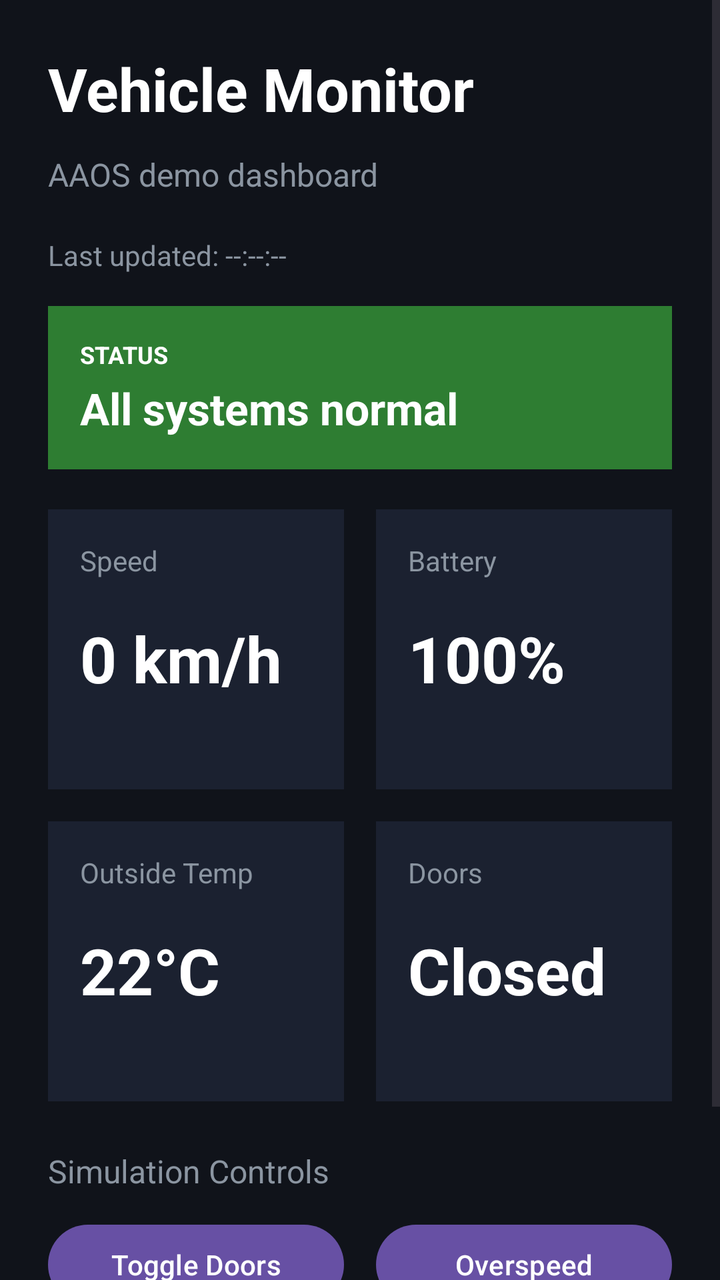
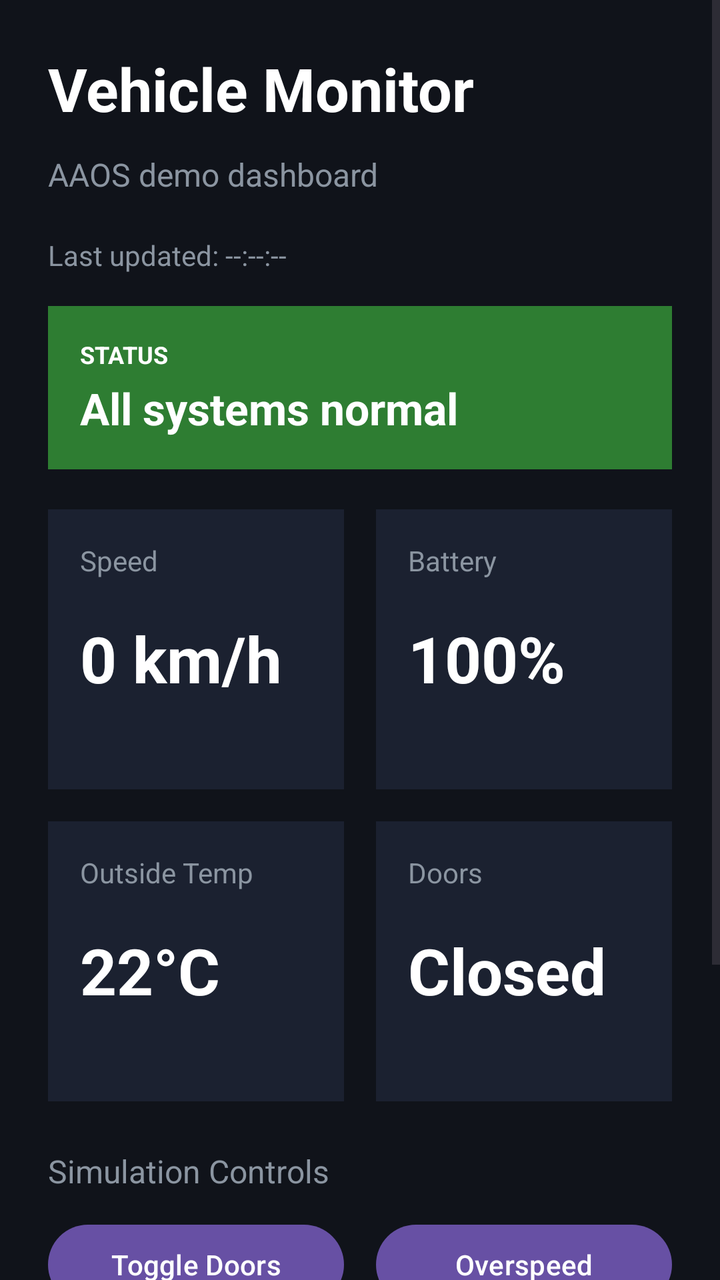

Screens rendered from an Android XML layout before and after an edit, with the pre-edit source and the edit as a unified diff.
<!-- AndroidManifest.xml: application theme Theme.Aaosvehiclemonitor -->
<!-- res/layout/activity_main.xml -->
<?xml version="1.0" encoding="utf-8"?>
<ScrollView xmlns:android="http://schemas.android.com/apk/res/android"
    android:layout_width="match_parent"
    android:layout_height="match_parent"
    android:fillViewport="true"
    android:background="@color/background">

    <LinearLayout
        android:layout_width="match_parent"
        android:layout_height="wrap_content"
        android:orientation="vertical"
        android:padding="24dp">

        <TextView
            android:id="@+id/titleText"
            android:layout_width="wrap_content"
            android:layout_height="wrap_content"
            android:text="Vehicle Monitor"
            android:textColor="@color/white"
            android:textSize="30sp"
            android:textStyle="bold"
            android:layout_marginBottom="12dp" />

        <TextView
            android:id="@+id/subtitleText"
            android:layout_width="wrap_content"
            android:layout_height="wrap_content"
            android:text="AAOS demo dashboard"
            android:textColor="@color/gray"
            android:textSize="16sp"
            android:layout_marginBottom="20dp" />

        <TextView
            android:id="@+id/lastUpdatedText"
            android:layout_width="wrap_content"
            android:layout_height="wrap_content"
            android:text="Last updated: --:--:--"
            android:textColor="@color/gray"
            android:textSize="14sp"
            android:layout_marginBottom="16dp" />

        <LinearLayout
            android:id="@+id/alertBanner"
            android:layout_width="match_parent"
            android:layout_height="wrap_content"
            android:orientation="vertical"
            android:padding="16dp"
            android:background="@color/green"
            android:layout_marginBottom="20dp">

            <TextView
                android:id="@+id/alertTitle"
                android:layout_width="wrap_content"
                android:layout_height="wrap_content"
                android:text="STATUS"
                android:textAllCaps="true"
                android:textColor="@color/white"
                android:textSize="12sp"
                android:textStyle="bold" />

            <TextView
                android:id="@+id/alertMessage"
                android:layout_width="wrap_content"
                android:layout_height="wrap_content"
                android:text="All systems normal"
                android:textColor="@color/white"
                android:textSize="22sp"
                android:textStyle="bold"
                android:layout_marginTop="4dp" />
        </LinearLayout>

        <LinearLayout
            android:layout_width="match_parent"
            android:layout_height="wrap_content"
            android:orientation="horizontal"
            android:weightSum="2"
            android:layout_marginBottom="16dp">

            <LinearLayout
                android:layout_width="0dp"
                android:layout_height="140dp"
                android:layout_marginEnd="8dp"
                android:layout_weight="1"
                android:background="@color/blue"
                android:orientation="vertical"
                android:padding="16dp">

                <TextView
                    android:layout_width="wrap_content"
                    android:layout_height="wrap_content"
                    android:text="Speed"
                    android:textColor="@color/gray"
                    android:textSize="14sp" />

                <TextView
                    android:id="@+id/speedValue"
                    android:layout_width="wrap_content"
                    android:layout_height="wrap_content"
                    android:layout_marginTop="18dp"
                    android:text="0 km/h"
                    android:textColor="@color/white"
                    android:textSize="32sp"
                    android:textStyle="bold" />
            </LinearLayout>

            <LinearLayout
                android:layout_width="0dp"
                android:layout_height="140dp"
                android:layout_weight="1"
                android:orientation="vertical"
                android:background="@color/blue"
                android:padding="16dp"
                android:layout_marginStart="8dp">

                <TextView
                    android:layout_width="wrap_content"
                    android:layout_height="wrap_content"
                    android:text="Battery"
                    android:textColor="@color/gray"
                    android:textSize="14sp" />

                <TextView
                    android:id="@+id/batteryValue"
                    android:layout_width="wrap_content"
                    android:layout_height="wrap_content"
                    android:text="100%"
                    android:textColor="@color/white"
                    android:textSize="32sp"
                    android:textStyle="bold"
                    android:layout_marginTop="18dp" />
            </LinearLayout>
        </LinearLayout>

        <LinearLayout
            android:layout_width="match_parent"
            android:layout_height="wrap_content"
            android:orientation="horizontal"
            android:weightSum="2">

            <LinearLayout
                android:layout_width="0dp"
                android:layout_height="140dp"
                android:layout_weight="1"
                android:orientation="vertical"
                android:background="@color/blue"
                android:padding="16dp"
                android:layout_marginEnd="8dp">

                <TextView
                    android:layout_width="wrap_content"
                    android:layout_height="wrap_content"
                    android:text="Outside Temp"
                    android:textColor="@color/gray"
                    android:textSize="14sp" />

                <TextView
                    android:id="@+id/tempValue"
                    android:layout_width="wrap_content"
                    android:layout_height="wrap_content"
                    android:text="22°C"
                    android:textColor="@color/white"
                    android:textSize="32sp"
                    android:textStyle="bold"
                    android:layout_marginTop="18dp" />
            </LinearLayout>

            <LinearLayout
                android:layout_width="0dp"
                android:layout_height="140dp"
                android:layout_weight="1"
                android:orientation="vertical"
                android:background="@color/blue"
                android:padding="16dp"
                android:layout_marginStart="8dp">

                <TextView
                    android:layout_width="wrap_content"
                    android:layout_height="wrap_content"
                    android:text="Doors"
                    android:textColor="@color/gray"
                    android:textSize="14sp" />

                <TextView
                    android:id="@+id/doorValue"
                    android:layout_width="wrap_content"
                    android:layout_height="wrap_content"
                    android:text="Closed"
                    android:textColor="@color/white"
                    android:textSize="32sp"
                    android:textStyle="bold"
                    android:layout_marginTop="18dp" />
            </LinearLayout>
        </LinearLayout>

        <LinearLayout
            android:layout_width="match_parent"
            android:layout_height="wrap_content"
            android:orientation="vertical"
            android:layout_marginTop="24dp">

            <TextView
                android:layout_width="wrap_content"
                android:layout_height="wrap_content"
                android:text="Simulation Controls"
                android:textColor="@color/gray"
                android:textSize="16sp"
                android:layout_marginBottom="12dp" />

            <LinearLayout
                android:layout_width="match_parent"
                android:layout_height="wrap_content"
                android:orientation="horizontal"
                android:weightSum="2"
                android:layout_marginBottom="12dp">

                <Button
                    android:id="@+id/toggleDoorsButton"
                    android:layout_width="0dp"
                    android:layout_height="wrap_content"
                    android:layout_weight="1"
                    android:text="Toggle Doors"
                    android:layout_marginEnd="8dp" />

                <Button
                    android:id="@+id/overspeedButton"
                    android:layout_width="0dp"
                    android:layout_height="wrap_content"
                    android:layout_weight="1"
                    android:text="Overspeed"
                    android:layout_marginStart="8dp" />
            </LinearLayout>

            <LinearLayout
                android:layout_width="match_parent"
                android:layout_height="wrap_content"
                android:orientation="horizontal"
                android:weightSum="2">

                <Button
                    android:id="@+id/lowBatteryButton"
                    android:layout_width="0dp"
                    android:layout_height="wrap_content"
                    android:layout_weight="1"
                    android:text="Low Battery"
                    android:layout_marginEnd="8dp" />

                <Button
                    android:id="@+id/resetButton"
                    android:layout_width="0dp"
                    android:layout_height="wrap_content"
                    android:layout_weight="1"
                    android:text="Reset"
                    android:layout_marginStart="8dp" />
            </LinearLayout>
        </LinearLayout>

    </LinearLayout>
</ScrollView>
<!-- resources referenced by this layout -->
<resources>
  <color name="background">#10131A</color>
  <color name="blue">#1B2130</color>
  <color name="gray">#8B95A1</color>
  <color name="green">#2E7D32</color>
  <color name="white">#FFFFFF</color>
  <style name="Theme.Aaosvehiclemonitor" parent="Base.Theme.Aaosvehiclemonitor" />
  <style name="Base.Theme.Aaosvehiclemonitor" parent="Theme.Material3.DayNight.NoActionBar">
          
          
      </style>
</resources>

<!-- the commit's change to res/layout/activity_main.xml (unified diff, before → after) -->
@@ -254,5 +254,32 @@
             </LinearLayout>
         </LinearLayout>
 
+        <LinearLayout
+            android:layout_width="match_parent"
+            android:layout_height="wrap_content"
+            android:orientation="vertical"
+            android:layout_marginTop="24dp">
+
+            <TextView
+                android:id="@+id/eventHistoryTitle"
+                android:layout_width="wrap_content"
+                android:layout_height="wrap_content"
+                android:text="Recent Events"
+                android:textColor="@color/gray"
+                android:textSize="16sp"
+                android:layout_marginBottom="12dp" />
+
+            <TextView
+                android:id="@+id/eventHistoryText"
+                android:layout_width="match_parent"
+                android:layout_height="wrap_content"
+                android:background="@color/blue"
+                android:padding="16dp"
+                android:text="No events yet"
+                android:textColor="@color/white"
+                android:textSize="14sp"
+                android:lineSpacingExtra="4dp" />
+        </LinearLayout>
+
     </LinearLayout>
 </ScrollView>
